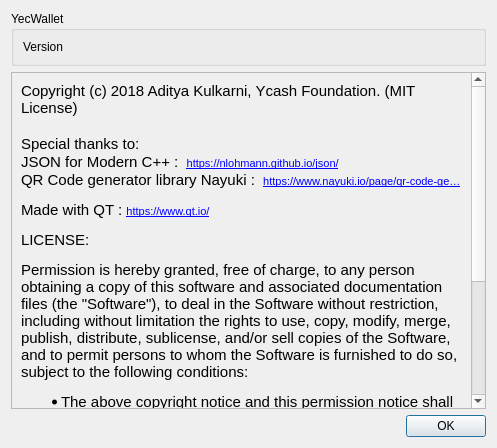
Qt form src/about.ui (ycashfoundation/yecwallet) before a commit.
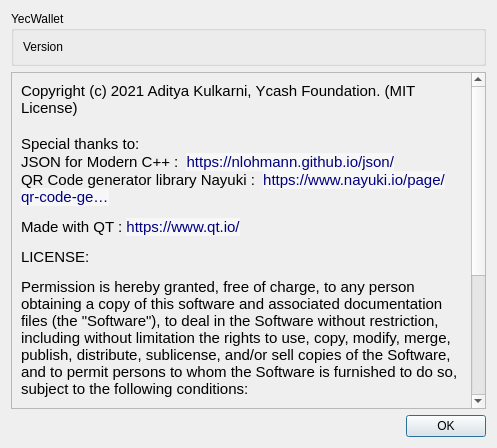
The same form after that commit.

Commit message: small About page face-lifting

Diff of the .ui file:
```diff
--- a/src/about.ui
+++ b/src/about.ui
@@ -41,7 +41,7 @@
         <x>0</x>
         <y>0</y>
         <width>463</width>
-        <height>517</height>
+        <height>541</height>
        </rect>
       </property>
       <layout class="QVBoxLayout" name="verticalLayout_3">
@@ -51,17 +51,17 @@
           <string notr="true">&lt;!DOCTYPE HTML PUBLIC &quot;-//W3C//DTD HTML 4.0//EN&quot; &quot;http://www.w3.org/TR/REC-html40/strict.dtd&quot;&gt;
 &lt;html&gt;&lt;head&gt;&lt;meta name=&quot;qrichtext&quot; content=&quot;1&quot; /&gt;&lt;style type=&quot;text/css&quot;&gt;
 p, li { white-space: pre-wrap; }
-&lt;/style&gt;&lt;/head&gt;&lt;body style=&quot; font-family:'MS Shell Dlg 2'; font-size:8.1pt; font-weight:400; font-style:normal;&quot;&gt;
-&lt;p style=&quot; margin-top:0px; margin-bottom:0px; margin-left:0px; margin-right:0px; -qt-block-indent:0; text-indent:0px;&quot;&gt;&lt;span style=&quot; font-family:'Ubuntu'; font-size:11pt;&quot;&gt;Copyright (c) 2018 Aditya Kulkarni, Ycash Foundation. (MIT License)&lt;/span&gt;&lt;/p&gt;
-&lt;p style=&quot;-qt-paragraph-type:empty; margin-top:0px; margin-bottom:0px; margin-left:0px; margin-right:0px; -qt-block-indent:0; text-indent:0px; font-family:'Ubuntu'; font-size:11pt;&quot;&gt;&lt;br /&gt;&lt;/p&gt;
-&lt;p style=&quot; margin-top:0px; margin-bottom:0px; margin-left:0px; margin-right:0px; -qt-block-indent:0; text-indent:0px;&quot;&gt;&lt;span style=&quot; font-family:'Ubuntu'; font-size:11pt;&quot;&gt;Special thanks to:&lt;/span&gt;&lt;/p&gt;
-&lt;p style=&quot; margin-top:0px; margin-bottom:0px; margin-left:0px; margin-right:0px; -qt-block-indent:0; text-indent:0px;&quot;&gt;&lt;span style=&quot; font-family:'Ubuntu'; font-size:11pt;&quot;&gt;JSON for Modern C++ :  &lt;/span&gt;&lt;a href=&quot;https://nlohmann.github.io/json/&quot;&gt;&lt;span style=&quot; font-size:8pt; text-decoration: underline; color:#0000ff;&quot;&gt;https://nlohmann.github.io/json/&lt;/span&gt;&lt;/a&gt;&lt;/p&gt;
-&lt;p style=&quot; margin-top:0px; margin-bottom:0px; margin-left:0px; margin-right:0px; -qt-block-indent:0; text-indent:0px;&quot;&gt;&lt;span style=&quot; font-family:'Ubuntu'; font-size:11pt;&quot;&gt;QR Code generator library Nayuki :  &lt;/span&gt;&lt;a href=&quot;https://www.nayuki.io/page/qr-code-generator-library&quot;&gt;&lt;span style=&quot; font-size:8pt; text-decoration: underline; color:#0000ff;&quot;&gt;https://www.nayuki.io/page/qr-code-ge…&lt;/span&gt;&lt;/a&gt;&lt;/p&gt;
-&lt;p style=&quot; margin-top:12px; margin-bottom:12px; margin-left:0px; margin-right:0px; -qt-block-indent:0; text-indent:0px;&quot;&gt;&lt;span style=&quot; font-family:'Ubuntu'; font-size:11pt;&quot;&gt;Made with QT : &lt;/span&gt;&lt;a href=&quot;https://www.qt.io/&quot;&gt;&lt;span style=&quot; font-size:8pt; text-decoration: underline; color:#0000ff;&quot;&gt;https://www.qt.io/&lt;/span&gt;&lt;/a&gt;&lt;/p&gt;
-&lt;p style=&quot; margin-top:12px; margin-bottom:12px; margin-left:0px; margin-right:0px; -qt-block-indent:0; text-indent:0px;&quot;&gt;&lt;span style=&quot; font-family:'Ubuntu'; font-size:11pt;&quot;&gt;LICENSE:&lt;/span&gt;&lt;/p&gt;
-&lt;p style=&quot; margin-top:12px; margin-bottom:12px; margin-left:0px; margin-right:0px; -qt-block-indent:0; text-indent:0px;&quot;&gt;&lt;span style=&quot; font-family:'Ubuntu'; font-size:11pt;&quot;&gt;Permission is hereby granted, free of charge, to any person obtaining a copy of this software and associated documentation files (the &amp;quot;Software&amp;quot;), to deal in the Software without restriction, including without limitation the rights to use, copy, modify, merge, publish, distribute, sublicense, and/or sell copies of the Software, and to permit persons to whom the Software is furnished to do so, subject to the following conditions:&lt;/span&gt;&lt;/p&gt;
-&lt;ul style=&quot;margin-top: 0px; margin-bottom: 0px; margin-left: 0px; margin-right: 0px; -qt-list-indent: 1;&quot;&gt;&lt;li style=&quot; font-family:'Ubuntu'; font-size:11pt;&quot; style=&quot; margin-top:12px; margin-bottom:12px; margin-left:0px; margin-right:0px; -qt-block-indent:0; text-indent:0px;&quot;&gt;The above copyright notice and this permission notice shall be included in all copies or substantial portions of the Software.&lt;/li&gt;
-&lt;li style=&quot; font-family:'Ubuntu'; font-size:11pt;&quot; style=&quot; margin-top:12px; margin-bottom:12px; margin-left:0px; margin-right:0px; -qt-block-indent:0; text-indent:0px;&quot;&gt;The Software is provided &amp;quot;as is&amp;quot;, without warranty of any kind, express or implied, including but not limited to the warranties of merchantability, fitness for a particular purpose and noninfringement. In no event shall the authors or copyright holders be liable for any claim, damages or other liability, whether in an action of contract, tort or otherwise, arising from, out of or in connection with the Software or the use or other dealings in the Software.&lt;/li&gt;&lt;/ul&gt;&lt;/body&gt;&lt;/html&gt;</string>
+&lt;/style&gt;&lt;/head&gt;&lt;body style=&quot; font-family:'Ubuntu'; font-size:12pt; font-weight:400; font-style:normal;&quot;&gt;
+&lt;p style=&quot; margin-top:0px; margin-bottom:0px; margin-left:0px; margin-right:0px; -qt-block-indent:0; text-indent:0px;&quot;&gt;&lt;span style=&quot; font-size:11pt;&quot;&gt;Copyright (c) 2021 Aditya Kulkarni, Ycash Foundation. (MIT License)&lt;/span&gt;&lt;/p&gt;
+&lt;p style=&quot;-qt-paragraph-type:empty; margin-top:0px; margin-bottom:0px; margin-left:0px; margin-right:0px; -qt-block-indent:0; text-indent:0px; font-size:11pt;&quot;&gt;&lt;br /&gt;&lt;/p&gt;
+&lt;p style=&quot; margin-top:0px; margin-bottom:0px; margin-left:0px; margin-right:0px; -qt-block-indent:0; text-indent:0px;&quot;&gt;&lt;span style=&quot; font-size:11pt;&quot;&gt;Special thanks to:&lt;/span&gt;&lt;/p&gt;
+&lt;p style=&quot; margin-top:0px; margin-bottom:0px; margin-left:0px; margin-right:0px; -qt-block-indent:0; text-indent:0px;&quot;&gt;&lt;span style=&quot; font-size:11pt;&quot;&gt;JSON for Modern C++ :  &lt;/span&gt;&lt;a href=&quot;https://nlohmann.github.io/json/&quot;&gt;&lt;span style=&quot; font-family:'MS Shell Dlg 2'; font-size:11pt; text-decoration:none; color:rgb(0, 0, 128);background-color:rgba(255, 255, 255, 128);&quot;&gt;https://nlohmann.github.io/json/&lt;/span&gt;&lt;/a&gt;&lt;/p&gt;
+&lt;p style=&quot; margin-top:0px; margin-bottom:0px; margin-left:0px; margin-right:0px; -qt-block-indent:0; text-indent:0px;&quot;&gt;&lt;span style=&quot; font-size:11pt;&quot;&gt;QR Code generator library Nayuki :  &lt;/span&gt;&lt;a href=&quot;https://www.nayuki.io/page/qr-code-generator-library&quot;&gt;&lt;span style=&quot; font-family:'MS Shell Dlg 2'; font-size:11pt; text-decoration:none; color:rgb(0, 0, 128);background-color:rgba(255, 255, 255, 128);&quot;&gt;https://www.nayuki.io/page/qr-code-ge…&lt;/span&gt;&lt;/a&gt;&lt;/p&gt;
+&lt;p style=&quot; margin-top:12px; margin-bottom:12px; margin-left:0px; margin-right:0px; -qt-block-indent:0; text-indent:0px;&quot;&gt;&lt;span style=&quot; font-size:11pt;&quot;&gt;Made with QT : &lt;/span&gt;&lt;a href=&quot;https://www.qt.io/&quot;&gt;&lt;span style=&quot; font-family:'MS Shell Dlg 2'; font-size:11pt; text-decoration:none; color:rgb(0, 0, 128);background-color:rgba(255, 255, 255, 128);&quot;&gt;https://www.qt.io/&lt;/span&gt;&lt;/a&gt;&lt;/p&gt;
+&lt;p style=&quot; margin-top:12px; margin-bottom:12px; margin-left:0px; margin-right:0px; -qt-block-indent:0; text-indent:0px;&quot;&gt;&lt;span style=&quot; font-size:11pt;&quot;&gt;LICENSE:&lt;/span&gt;&lt;/p&gt;
+&lt;p style=&quot; margin-top:12px; margin-bottom:12px; margin-left:0px; margin-right:0px; -qt-block-indent:0; text-indent:0px;&quot;&gt;&lt;span style=&quot; font-size:11pt;&quot;&gt;Permission is hereby granted, free of charge, to any person obtaining a copy of this software and associated documentation files (the &amp;quot;Software&amp;quot;), to deal in the Software without restriction, including without limitation the rights to use, copy, modify, merge, publish, distribute, sublicense, and/or sell copies of the Software, and to permit persons to whom the Software is furnished to do so, subject to the following conditions:&lt;/span&gt;&lt;/p&gt;
+&lt;ul style=&quot;margin-top: 0px; margin-bottom: 0px; margin-left: 0px; margin-right: 0px; -qt-list-indent: 1;&quot;&gt;&lt;li style=&quot; font-size:11pt;&quot; style=&quot; margin-top:12px; margin-bottom:12px; margin-left:0px; margin-right:0px; -qt-block-indent:0; text-indent:0px;&quot;&gt;The above copyright notice and this permission notice shall be included in all copies or substantial portions of the Software.&lt;/li&gt;
+&lt;li style=&quot; font-size:11pt;&quot; style=&quot; margin-top:12px; margin-bottom:12px; margin-left:0px; margin-right:0px; -qt-block-indent:0; text-indent:0px;&quot;&gt;The Software is provided &amp;quot;as is&amp;quot;, without warranty of any kind, express or implied, including but not limited to the warranties of merchantability, fitness for a particular purpose and noninfringement. In no event shall the authors or copyright holders be liable for any claim, damages or other liability, whether in an action of contract, tort or otherwise, arising from, out of or in connection with the Software or the use or other dealings in the Software.&lt;/li&gt;&lt;/ul&gt;&lt;/body&gt;&lt;/html&gt;</string>
          </property>
          <property name="wordWrap">
           <bool>true</bool>
```
